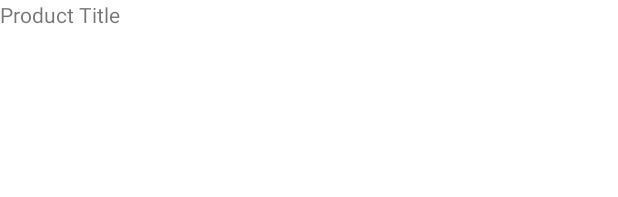
After one commit to zzjjaayy/ChkOut, an Android app: the layout product_item.xml on its own in the app's theme, with its tools: preview values and no code run, on a phone screen of 412 x 824 dp. The commit adds this screen. Shown: the top 197 px of the screen. Run offline under Robolectric (Android 15) with nearby library versions, the light colour scheme and no system bars.

Commit message:
Displayed linear list of product titles

```diff
--- /dev/null
+++ b/app/src/main/res/layout/product_item.xml
@@ -0,0 +1,13 @@
+<?xml version="1.0" encoding="utf-8"?>
+<androidx.constraintlayout.widget.ConstraintLayout xmlns:android="http://schemas.android.com/apk/res/android"
+    android:layout_width="match_parent"
+    android:layout_height="match_parent"
+    xmlns:tools="http://schemas.android.com/tools">
+
+    <TextView
+        android:id="@+id/product_title"
+        android:layout_width="wrap_content"
+        android:layout_height="wrap_content"
+        tools:text="Product Title"/>
+
+</androidx.constraintlayout.widget.ConstraintLayout>
```
Also changed, not shown: app/src/main/java/com/jay/chkout/fragments/ProductAdapter.kt (added, +46 -0 lines), app/src/main/java/com/jay/chkout/fragments/ProductListFragment.kt (+6 -3 lines), app/src/main/java/com/jay/chkout/viewModels/NetworkViewModel.kt (+6 -5 lines), app/src/main/res/layout/fragment_product_list.xml (+6 -5 lines).
